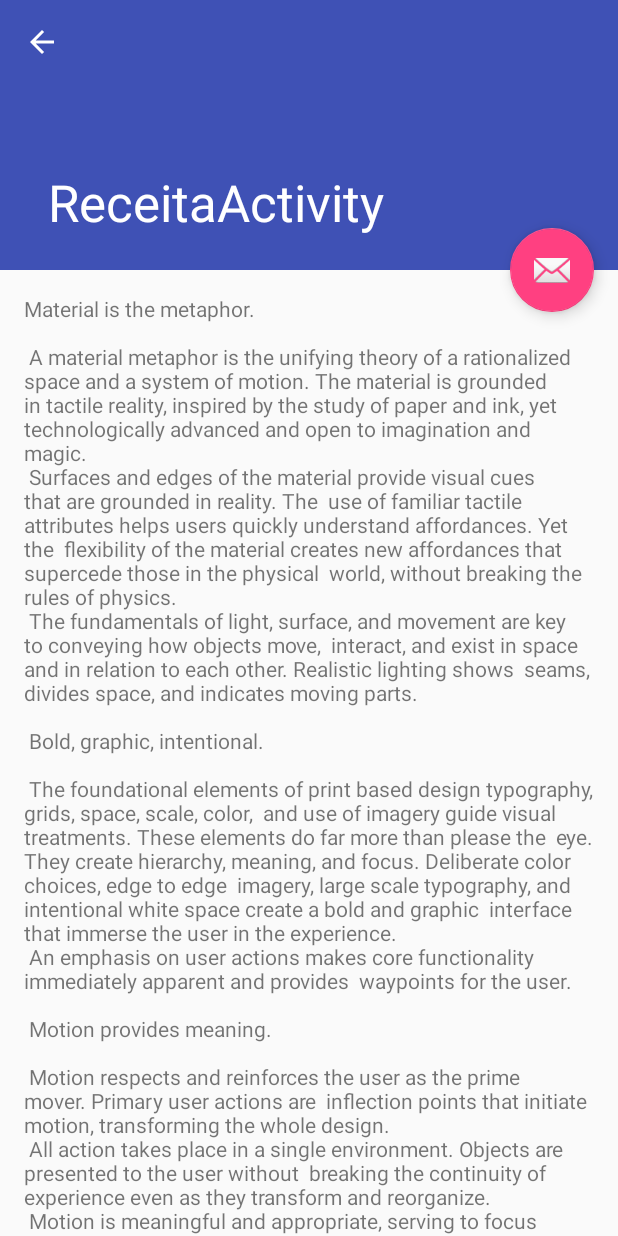
After one commit to andrenetwm/ControleFinanceiro, an Android app: the ReceitaActivity screen opened directly, with no data from a screen before it, on a phone screen of 412 x 824 dp. The commit adds this screen. Run offline under Robolectric (Android 15) with nearby library versions, the phone set to English and light mode, and no system bars.

Commit message:
Primeiro comit.

```diff
--- /dev/null
+++ b/app/src/main/java/senac/controlefinanceiro/ReceitaActivity.java
@@ -0,0 +1,32 @@
+package senac.controlefinanceiro;
+
+import android.os.Bundle;
+import android.support.design.widget.FloatingActionButton;
+import android.support.design.widget.Snackbar;
+import android.support.v7.app.AppCompatActivity;
+import android.support.v7.widget.Toolbar;
+import android.view.View;
+
+public class ReceitaActivity extends AppCompatActivity {
+
+
+
+
+    @Override
+    protected void onCreate(Bundle savedInstanceState) {
+        super.onCreate(savedInstanceState);
+        setContentView(R.layout.activity_receita);
+        Toolbar toolbar = (Toolbar) findViewById(R.id.toolbar);
+        setSupportActionBar(toolbar);
+
+        FloatingActionButton fab = (FloatingActionButton) findViewById(R.id.fab);
+        fab.setOnClickListener(new View.OnClickListener() {
+            @Override
+            public void onClick(View view) {
+                Snackbar.make(view, "Replace with your own action", Snackbar.LENGTH_LONG)
+                        .setAction("Action", null).show();
+            }
+        });
+        getSupportActionBar().setDisplayHomeAsUpEnabled(true);
+    }
+}
--- /dev/null
+++ b/app/src/main/res/layout/activity_receita.xml
@@ -0,0 +1,47 @@
+<?xml version="1.0" encoding="utf-8"?>
+<android.support.design.widget.CoordinatorLayout xmlns:android="http://schemas.android.com/apk/res/android"
+    xmlns:app="http://schemas.android.com/apk/res-auto"
+    xmlns:tools="http://schemas.android.com/tools"
+    android:layout_width="match_parent"
+    android:layout_height="match_parent"
+    android:fitsSystemWindows="true"
+    tools:context=".ReceitaActivity">
+
+    <android.support.design.widget.AppBarLayout
+        android:id="@+id/app_bar"
+        android:layout_width="match_parent"
+        android:layout_height="@dimen/app_bar_height"
+        android:fitsSystemWindows="true"
+        android:theme="@style/AppTheme.AppBarOverlay">
+
+        <android.support.design.widget.CollapsingToolbarLayout
+            android:id="@+id/toolbar_layout"
+            android:layout_width="match_parent"
+            android:layout_height="match_parent"
+            android:fitsSystemWindows="true"
+            app:contentScrim="?attr/colorPrimary"
+            app:layout_scrollFlags="scroll|exitUntilCollapsed"
+            app:toolbarId="@+id/toolbar">
+
+            <android.support.v7.widget.Toolbar
+                android:id="@+id/toolbar"
+                android:layout_width="match_parent"
+                android:layout_height="?attr/actionBarSize"
+                app:layout_collapseMode="pin"
+                app:popupTheme="@style/AppTheme.PopupOverlay" />
+
+        </android.support.design.widget.CollapsingToolbarLayout>
+    </android.support.design.widget.AppBarLayout>
+
+    <include layout="@layout/content_receita" />
+
+    <android.support.design.widget.FloatingActionButton
+        android:id="@+id/fab"
+        android:layout_width="wrap_content"
+        android:layout_height="wrap_content"
+        android:layout_margin="@dimen/fab_margin"
+        app:layout_anchor="@id/app_bar"
+        app:layout_anchorGravity="bottom|end"
+        app:srcCompat="@android:drawable/ic_dialog_email" />
+
+</android.support.design.widget.CoordinatorLayout>
--- a/app/src/main/res/layout/content_despesa.xml
+++ b/app/src/main/res/layout/content_despesa.xml
@@ -36,6 +36,7 @@
                 android:drawableLeft="@drawable/ic_date_range_black_24dp"
                 android:hint="  Data"
                 android:inputType="date" />
+
         </android.support.design.widget.TextInputLayout>
 
         <android.support.design.widget.TextInputLayout
--- /dev/null
+++ b/app/src/main/res/layout/content_receita.xml
@@ -0,0 +1,17 @@
+<?xml version="1.0" encoding="utf-8"?>
+<android.support.v4.widget.NestedScrollView xmlns:android="http://schemas.android.com/apk/res/android"
+    xmlns:app="http://schemas.android.com/apk/res-auto"
+    xmlns:tools="http://schemas.android.com/tools"
+    android:layout_width="match_parent"
+    android:layout_height="match_parent"
+    app:layout_behavior="@string/appbar_scrolling_view_behavior"
+    tools:context=".ReceitaActivity"
+    tools:showIn="@layout/activity_receita">
+
+    <TextView
+        android:layout_width="wrap_content"
+        android:layout_height="wrap_content"
+        android:layout_margin="@dimen/text_margin"
+        android:text="@string/large_text" />
+
+</android.support.v4.widget.NestedScrollView>
--- a/app/src/main/res/values/strings.xml
+++ b/app/src/main/res/values/strings.xml
@@ -92,4 +92,5 @@
         "when a user tries to pick up one of cards.\n\n"
     </string>
     <string name="action_settings">Settings</string>
+    <string name="title_activity_receita">ReceitaActivity</string>
 </resources>
--- a/build.gradle
+++ b/build.gradle
@@ -7,7 +7,7 @@ buildscript {
         jcenter()
     }
     dependencies {
-        classpath 'com.android.tools.build:gradle:3.1.2'
+        classpath 'com.android.tools.build:gradle:3.1.3'
 
 
         // NOTE: Do not place your application dependencies here; they belong
```
Also changed, not shown: app/src/main/AndroidManifest.xml (+10 -1 lines), app/src/main/java/senac/controlefinanceiro/ListActivity.java (+29 -37 lines), app/src/main/res/drawable/ic_despesa.xml (added, +45 -0 lines), app/src/main/res/menu/menu_receita.xml (added, +10 -0 lines).
